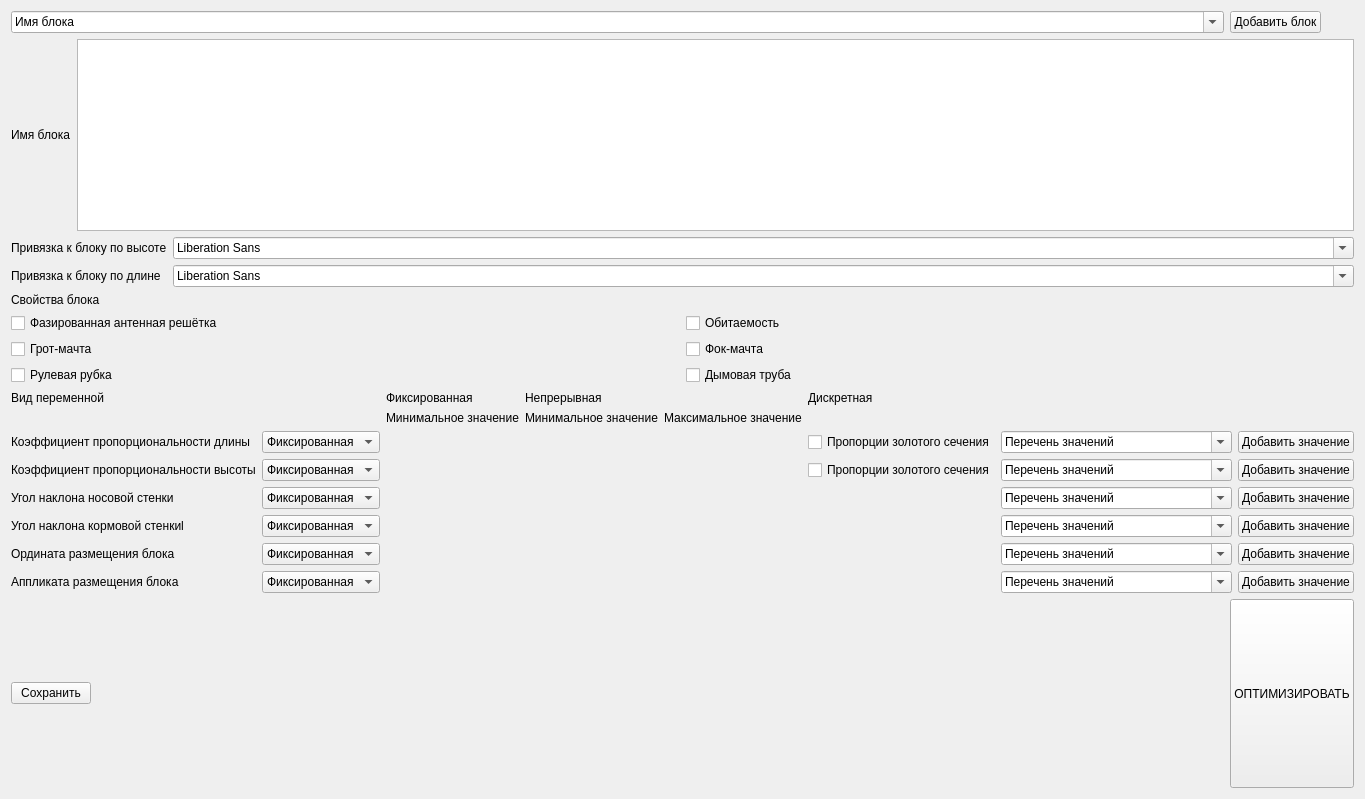
The window that gui_for_create_secad/form1.ui (baseoleph/secad) describes before a commit, drawn with Qt 5.
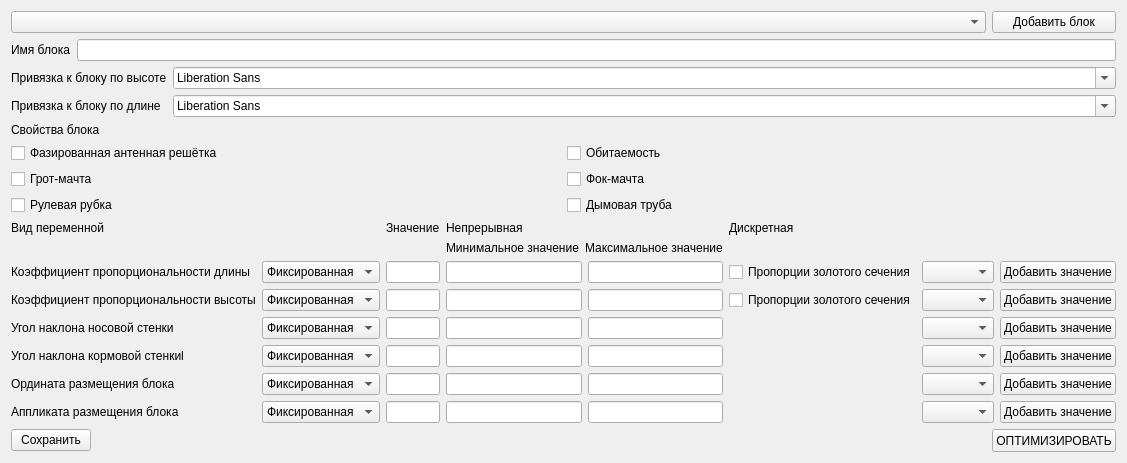
The same window after the commit.

Patch:
```diff
--- a/gui_for_create_secad/form1.ui
+++ b/gui_for_create_secad/form1.ui
@@ -6,8 +6,8 @@
    <rect>
     <x>0</x>
     <y>0</y>
-    <width>1229</width>
-    <height>799</height>
+    <width>1110</width>
+    <height>463</height>
    </rect>
   </property>
   <property name="windowTitle">
@@ -207,13 +207,6 @@
        </property>
       </widget>
      </item>
-     <item row="1" column="1">
-      <widget class="QLabel" name="label_12">
-       <property name="text">
-        <string>Фиксированная</string>
-       </property>
-      </widget>
-     </item>
      <item row="1" column="0">
       <widget class="QLabel" name="label_11">
        <property name="text">
@@ -222,10 +215,73 @@
       </widget>
      </item>
      <item row="4" column="2">
-      <layout class="QGridLayout" name="gridLayout_6"/>
+      <layout class="QGridLayout" name="gridLayout_6">
+       <item row="1" column="0">
+        <widget class="QLineEdit" name="lineEdit_9"/>
+       </item>
+       <item row="1" column="1">
+        <widget class="QLineEdit" name="lineEdit_11"/>
+       </item>
+       <item row="4" column="0">
+        <widget class="QLineEdit" name="lineEdit_12"/>
+       </item>
+       <item row="0" column="0">
+        <widget class="QLineEdit" name="lineEdit_7">
+         <property name="sizePolicy">
+          <sizepolicy hsizetype="Preferred" vsizetype="Fixed">
+           <horstretch>0</horstretch>
+           <verstretch>0</verstretch>
+          </sizepolicy>
+         </property>
+        </widget>
+       </item>
+       <item row="0" column="1">
+        <widget class="QLineEdit" name="lineEdit_8"/>
+       </item>
+       <item row="5" column="0">
+        <widget class="QLineEdit" name="lineEdit_13"/>
+       </item>
+       <item row="2" column="0">
+        <widget class="QLineEdit" name="lineEdit_10"/>
+       </item>
+       <item row="3" column="0">
+        <widget class="QLineEdit" name="lineEdit_14"/>
+       </item>
+       <item row="2" column="1">
+        <widget class="QLineEdit" name="lineEdit_15"/>
+       </item>
+       <item row="3" column="1">
+        <widget class="QLineEdit" name="lineEdit_16"/>
+       </item>
+       <item row="4" column="1">
+        <widget class="QLineEdit" name="lineEdit_17"/>
+       </item>
+       <item row="5" column="1">
+        <widget class="QLineEdit" name="lineEdit_18"/>
+       </item>
+      </layout>
      </item>
      <item row="4" column="1">
-      <layout class="QGridLayout" name="gridLayout_8"/>
+      <layout class="QGridLayout" name="gridLayout_8">
+       <item row="3" column="0">
+        <widget class="QLineEdit" name="lineEdit_5"/>
+       </item>
+       <item row="1" column="0">
+        <widget class="QLineEdit" name="lineEdit_2"/>
+       </item>
+       <item row="5" column="0">
+        <widget class="QLineEdit" name="lineEdit_3"/>
+       </item>
+       <item row="0" column="0">
+        <widget class="QLineEdit" name="lineEdit"/>
+       </item>
+       <item row="4" column="0">
+        <widget class="QLineEdit" name="lineEdit_4"/>
+       </item>
+       <item row="2" column="0">
+        <widget class="QLineEdit" name="lineEdit_6"/>
+       </item>
+      </layout>
      </item>
      <item row="1" column="2">
       <widget class="QLabel" name="label_13">
@@ -243,13 +299,6 @@
          </property>
         </widget>
        </item>
-       <item row="1" column="1">
-        <widget class="QFontComboBox" name="fontComboBox_5">
-         <property name="currentText">
-          <string>Перечень значений</string>
-         </property>
-        </widget>
-       </item>
        <item row="1" column="2">
         <widget class="QPushButton" name="pushButton_4">
          <property name="text">
@@ -264,13 +313,6 @@
          </property>
         </widget>
        </item>
-       <item row="4" column="1">
-        <widget class="QFontComboBox" name="fontComboBox_8">
-         <property name="currentText">
-          <string>Перечень значений</string>
-         </property>
-        </widget>
-       </item>
        <item row="4" column="2">
         <widget class="QPushButton" name="pushButton_7">
          <property name="text">
@@ -278,20 +320,6 @@
          </property>
         </widget>
        </item>
-       <item row="2" column="1">
-        <widget class="QFontComboBox" name="fontComboBox_6">
-         <property name="currentText">
-          <string>Перечень значений</string>
-         </property>
-        </widget>
-       </item>
-       <item row="0" column="1">
-        <widget class="QFontComboBox" name="fontComboBox_4">
-         <property name="currentText">
-          <string>Перечень значений</string>
-         </property>
-        </widget>
-       </item>
        <item row="0" column="2">
         <widget class="QPushButton" name="pushButton_3">
          <property name="text">
@@ -299,13 +327,6 @@
          </property>
         </widget>
        </item>
-       <item row="5" column="1">
-        <widget class="QFontComboBox" name="fontComboBox_9">
-         <property name="currentText">
-          <string>Перечень значений</string>
-         </property>
-        </widget>
-       </item>
        <item row="3" column="2">
         <widget class="QPushButton" name="pushButton_6">
          <property name="text">
@@ -313,13 +334,6 @@
          </property>
         </widget>
        </item>
-       <item row="3" column="1">
-        <widget class="QFontComboBox" name="fontComboBox_7">
-         <property name="currentText">
-          <string>Перечень значений</string>
-         </property>
-        </widget>
-       </item>
        <item row="0" column="0">
         <widget class="QCheckBox" name="checkBox_7">
          <property name="text">
@@ -334,15 +348,26 @@
          </property>
         </widget>
        </item>
+       <item row="0" column="1">
+        <widget class="QComboBox" name="comboBox_7"/>
+       </item>
+       <item row="1" column="1">
+        <widget class="QComboBox" name="comboBox_8"/>
+       </item>
+       <item row="2" column="1">
+        <widget class="QComboBox" name="comboBox_9"/>
+       </item>
+       <item row="3" column="1">
+        <widget class="QComboBox" name="comboBox_10"/>
+       </item>
+       <item row="4" column="1">
+        <widget class="QComboBox" name="comboBox_11"/>
+       </item>
+       <item row="5" column="1">
+        <widget class="QComboBox" name="comboBox_12"/>
+       </item>
       </layout>
      </item>
-     <item row="2" column="1">
-      <widget class="QLabel" name="label_15">
-       <property name="text">
-        <string>Минимальное значение</string>
-       </property>
-      </widget>
-     </item>
      <item row="2" column="2">
       <layout class="QGridLayout" name="gridLayout_9">
        <item row="0" column="0">
@@ -361,19 +386,19 @@
        </item>
       </layout>
      </item>
+     <item row="1" column="1">
+      <widget class="QLabel" name="label_12">
+       <property name="text">
+        <string>Значение</string>
+       </property>
+      </widget>
+     </item>
     </layout>
    </item>
-   <item row="0" column="0" colspan="2">
-    <widget class="QFontComboBox" name="fontComboBox">
-     <property name="currentText">
-      <string>Имя блока</string>
-     </property>
-    </widget>
-   </item>
    <item row="0" column="2">
     <widget class="QPushButton" name="pushButton">
      <property name="sizePolicy">
-      <sizepolicy hsizetype="Fixed" vsizetype="Fixed">
+      <sizepolicy hsizetype="Preferred" vsizetype="Fixed">
        <horstretch>0</horstretch>
        <verstretch>0</verstretch>
       </sizepolicy>
@@ -473,19 +498,29 @@
     </widget>
    </item>
    <item row="1" column="0" colspan="3">
-    <layout class="QGridLayout" name="gridLayout_4">
-     <item row="0" column="0">
+    <layout class="QHBoxLayout" name="horizontalLayout">
+     <item>
       <widget class="QLabel" name="label">
        <property name="text">
         <string>Имя блока</string>
        </property>
       </widget>
      </item>
-     <item row="0" column="1">
-      <widget class="QPlainTextEdit" name="plainTextEdit"/>
+     <item>
+      <widget class="QLineEdit" name="lineEdit_19"/>
      </item>
     </layout>
    </item>
+   <item row="0" column="0" colspan="2">
+    <widget class="QComboBox" name="comboBox_13">
+     <property name="sizePolicy">
+      <sizepolicy hsizetype="Preferred" vsizetype="Preferred">
+       <horstretch>0</horstretch>
+       <verstretch>0</verstretch>
+      </sizepolicy>
+     </property>
+    </widget>
+   </item>
   </layout>
  </widget>
  <resources/>
```
